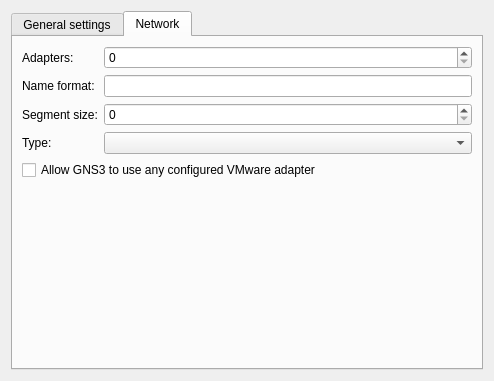
GNS3/gns3-gui, file gns3/modules/vmware/ui/vmware_vm_configuration_page.ui: the form before one commit.
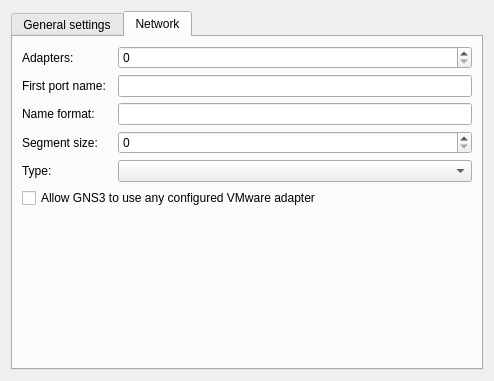
The form after the commit. The open tabs and pages were chosen to show the change.

Commit message: Adds first port name option (for management interfaces). Completes #309.

What changed in the file:
```diff
--- a/gns3/modules/vmware/ui/vmware_vm_configuration_page.ui
+++ b/gns3/modules/vmware/ui/vmware_vm_configuration_page.ui
@@ -136,31 +136,7 @@
        <string>Network</string>
       </attribute>
       <layout class="QGridLayout" name="gridLayout_2">
-       <item row="0" column="0">
-        <widget class="QLabel" name="uiAdaptersLabel">
-         <property name="text">
-          <string>Adapters:</string>
-         </property>
-        </widget>
-       </item>
-       <item row="0" column="1">
-        <widget class="QSpinBox" name="uiAdaptersSpinBox">
-         <property name="minimum">
-          <number>0</number>
-         </property>
-         <property name="maximum">
-          <number>10</number>
-         </property>
-        </widget>
-       </item>
-       <item row="1" column="0">
-        <widget class="QLabel" name="uiPortNameFormatLabel">
-         <property name="text">
-          <string>Name format:</string>
-         </property>
-        </widget>
-       </item>
-       <item row="1" column="1">
+       <item row="2" column="2">
         <widget class="QLineEdit" name="uiPortNameFormatLineEdit">
          <property name="text">
           <string/>
@@ -168,13 +144,30 @@
         </widget>
        </item>
        <item row="2" column="0">
+        <widget class="QLabel" name="uiPortNameFormatLabel">
+         <property name="text">
+          <string>Name format:</string>
+         </property>
+        </widget>
+       </item>
+       <item row="3" column="0">
         <widget class="QLabel" name="uiPortSegmentSizeLabel">
          <property name="text">
           <string>Segment size:</string>
          </property>
         </widget>
        </item>
-       <item row="2" column="1">
+       <item row="0" column="2">
+        <widget class="QSpinBox" name="uiAdaptersSpinBox">
+         <property name="minimum">
+          <number>0</number>
+         </property>
+         <property name="maximum">
+          <number>10</number>
+         </property>
+        </widget>
+       </item>
+       <item row="3" column="2">
         <widget class="QSpinBox" name="uiPortSegmentSizeSpinBox">
          <property name="maximum">
           <number>128</number>
@@ -184,14 +177,14 @@
          </property>
         </widget>
        </item>
-       <item row="3" column="0">
-        <widget class="QLabel" name="label">
+       <item row="0" column="0">
+        <widget class="QLabel" name="uiAdaptersLabel">
          <property name="text">
-          <string>Type:</string>
+          <string>Adapters:</string>
          </property>
         </widget>
        </item>
-       <item row="3" column="1">
+       <item row="5" column="2">
         <widget class="QComboBox" name="uiAdapterTypesComboBox">
          <property name="sizePolicy">
           <sizepolicy hsizetype="Expanding" vsizetype="Fixed">
@@ -201,14 +194,7 @@
          </property>
         </widget>
        </item>
-       <item row="4" column="0" colspan="2">
-        <widget class="QCheckBox" name="uiUseAnyAdapterCheckBox">
-         <property name="text">
-          <string>Allow GNS3 to use any configured VMware adapter</string>
-         </property>
-        </widget>
-       </item>
-       <item row="5" column="1">
+       <item row="7" column="1" colspan="2">
         <spacer name="spacer">
          <property name="orientation">
           <enum>Qt::Vertical</enum>
@@ -221,6 +207,30 @@
          </property>
         </spacer>
        </item>
+       <item row="5" column="0">
+        <widget class="QLabel" name="label">
+         <property name="text">
+          <string>Type:</string>
+         </property>
+        </widget>
+       </item>
+       <item row="6" column="0" colspan="3">
+        <widget class="QCheckBox" name="uiUseAnyAdapterCheckBox">
+         <property name="text">
+          <string>Allow GNS3 to use any configured VMware adapter</string>
+         </property>
+        </widget>
+       </item>
+       <item row="1" column="0">
+        <widget class="QLabel" name="uiFirstPortNameLabel">
+         <property name="text">
+          <string>First port name:</string>
+         </property>
+        </widget>
+       </item>
+       <item row="1" column="2">
+        <widget class="QLineEdit" name="uiFirstPortNameLineEdit"/>
+       </item>
       </layout>
      </widget>
     </widget>
```
The commit also changes 21 other files.
